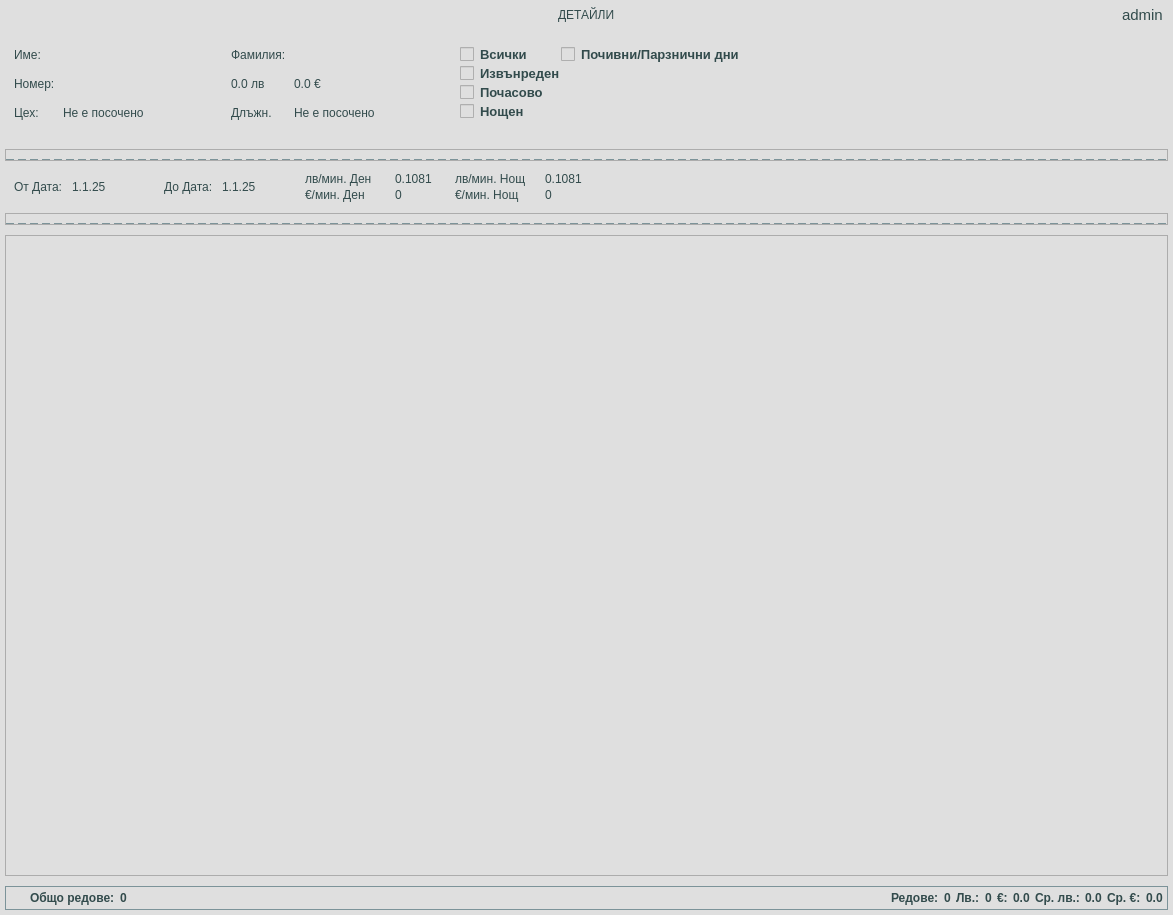
First picture: the form in app/ui/widgets/customPaymentsDetailsWidget.ui, repository DevilPhp/WorkSalary.v01, before the edit.
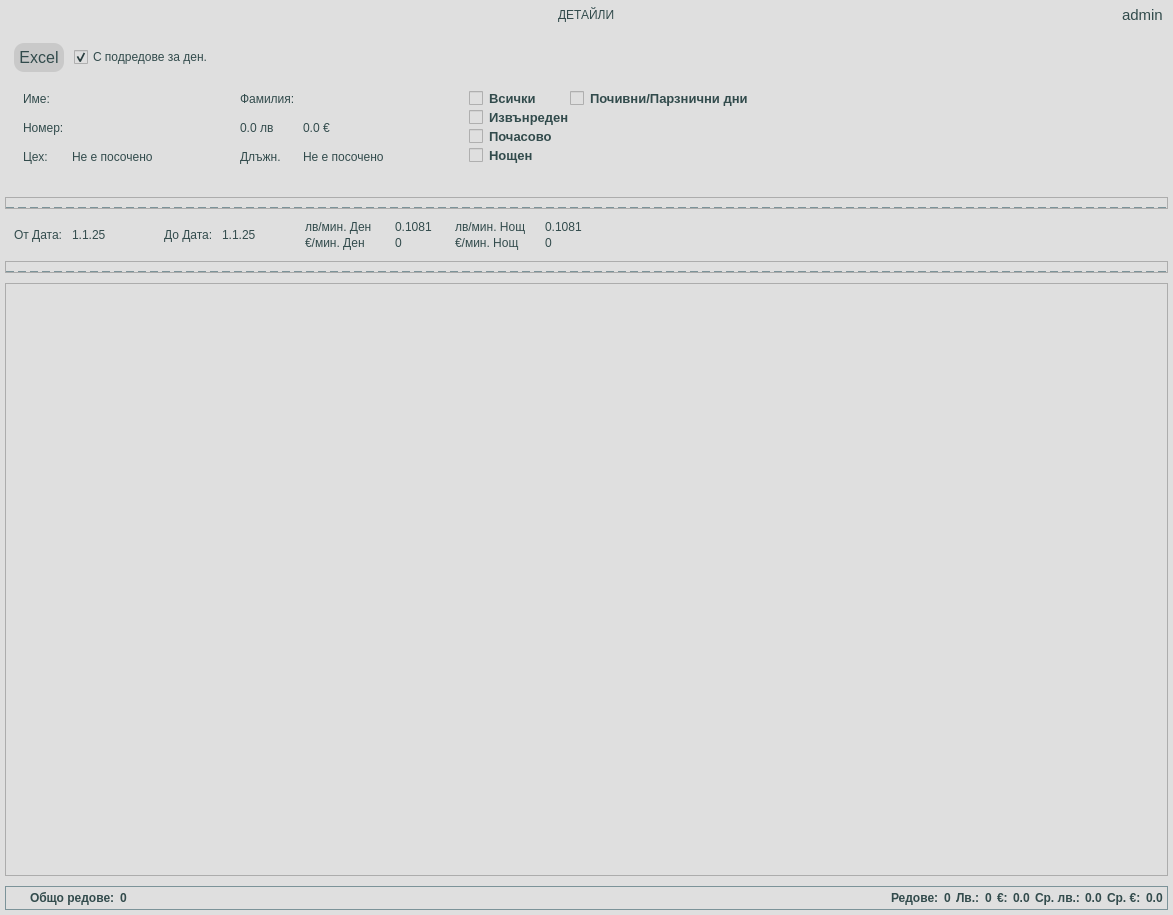
Second picture: the form after the edit. Icons and pictures are not drawn.

Diff of the .ui file:
```diff
--- a/app/ui/widgets/customPaymentsDetailsWidget.ui
+++ b/app/ui/widgets/customPaymentsDetailsWidget.ui
@@ -38,6 +38,7 @@
 QPushButton {
 	background-color: #c9c9c9;
 	border: none;
+	padding: 5px;
 	border-radius: 10px;
 	font-size: 12pt;
 }
@@ -84,6 +85,7 @@
 
 #userIcon, #fromCalendarBtn, #toCalendarBtn, #logoutBtn {
 	background-color: #dfdfdf;
+	padding: 0px;
 }
 
 #logoutBtn:hover{
@@ -256,9 +258,12 @@
           <height>0</height>
          </size>
         </property>
+        <layout class="QVBoxLayout" name="verticalLayout_3">
+         <item alignment="Qt::AlignLeft">
+          <widget class="QWidget" name="widget_7" native="true">
         <layout class="QHBoxLayout" name="horizontalLayout_5">
          <property name="spacing">
-          <number>35</number>
+             <number>10</number>
          </property>
          <property name="leftMargin">
           <number>0</number>
@@ -270,9 +275,29 @@
           <number>0</number>
          </property>
          <property name="bottomMargin">
-          <number>5</number>
-         </property>
-         <item alignment="Qt::AlignLeft|Qt::AlignTop">
+             <number>0</number>
+            </property>
+            <item>
+             <widget class="QPushButton" name="excelBtn">
+              <property name="text">
+               <string>Excel</string>
+              </property>
+             </widget>
+            </item>
+            <item>
+             <widget class="QCheckBox" name="includeSubrowCheckBox">
+              <property name="text">
+               <string>С подредове за ден.</string>
+              </property>
+              <property name="checked">
+               <bool>true</bool>
+              </property>
+             </widget>
+            </item>
+           </layout>
+          </widget>
+         </item>
+         <item>
           <widget class="QWidget" name="workerHolder" native="true">
            <property name="sizePolicy">
             <sizepolicy hsizetype="Expanding" vsizetype="Preferred">
@@ -757,7 +782,7 @@
         <x>0</x>
         <y>0</y>
         <width>1161</width>
-        <height>608</height>
+        <height>557</height>
        </rect>
       </property>
       <layout class="QVBoxLayout" name="verticalLayout_12">
```
Lines whose indentation alone changed are shown as unchanged.
